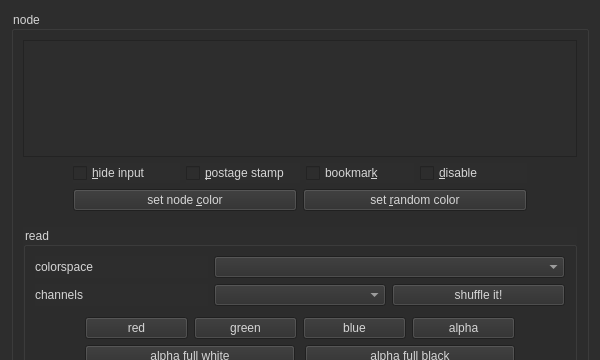
This is LabelCraft.ui in CequinaVFX/LabelCraft as Qt 5 draws it before an edit; both pictures show x 0 to 600 and y 0 to 360 of the 600 by 1354 pixel window. The edited form follows.
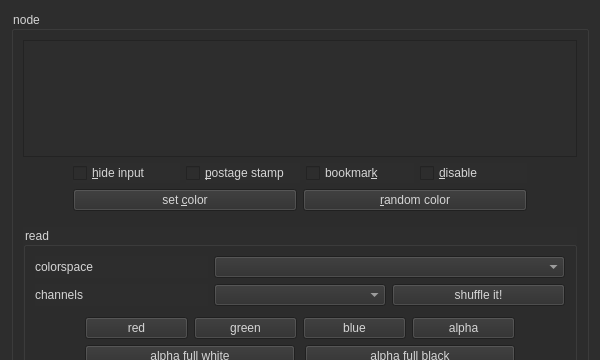
This is the edited form.

The edit to the form file:
```diff
--- a/LabelCraft.ui
+++ b/LabelCraft.ui
@@ -100,7 +100,7 @@
                <string>Set a custom color to selected node.</string>
               </property>
               <property name="text">
-               <string>set node &amp;color</string>
+               <string>set &amp;color</string>
               </property>
              </widget>
             </item>
@@ -110,7 +110,7 @@
                <string>Set a random color to selected node.</string>
               </property>
               <property name="text">
-               <string>set &amp;random color</string>
+               <string>&amp;random color</string>
               </property>
              </widget>
             </item>
```
